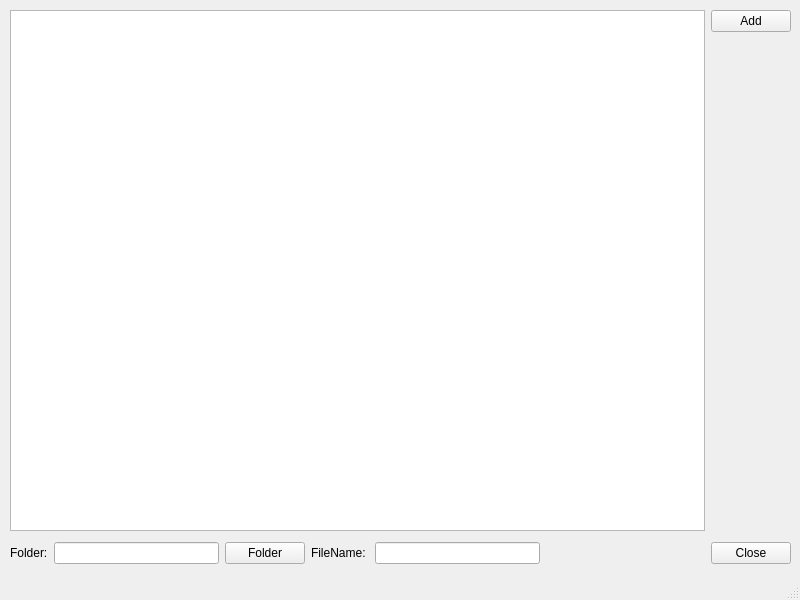
Above: mainwindow.ui from YoshimasaAwata/MakePlayList before the change. Below: the same form after it.
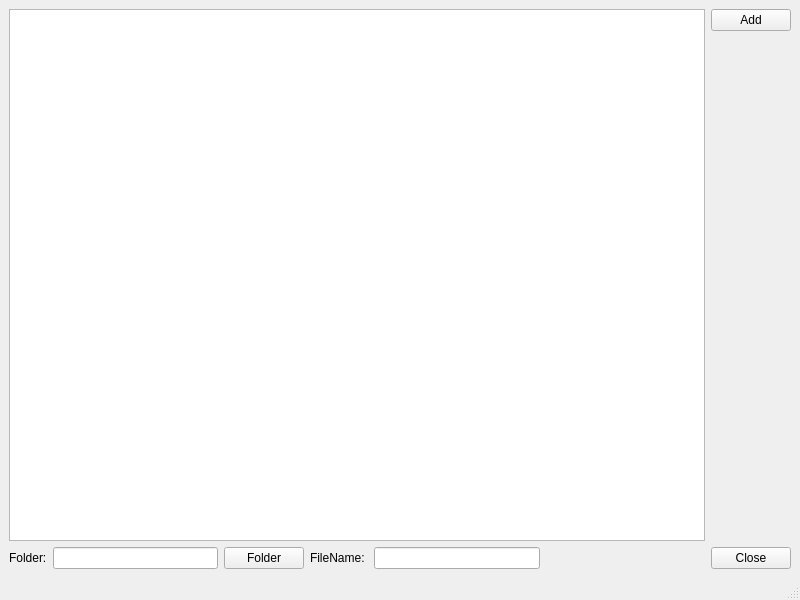
That is the form after the change.

Commit message: ウィンドウのリサイズ時にウィジェットが自動的に再配置するように変更

```diff
--- a/mainwindow.ui
+++ b/mainwindow.ui
@@ -10,19 +10,49 @@
     <height>600</height>
    </rect>
   </property>
+  <property name="minimumSize">
+   <size>
+    <width>640</width>
+    <height>480</height>
+   </size>
+  </property>
   <property name="windowTitle">
    <string>MainWindow</string>
   </property>
   <widget class="QWidget" name="centralwidget">
-   <widget class="QWidget" name="layoutWidget">
-    <property name="geometry">
-     <rect>
-      <x>10</x>
-      <y>540</y>
-      <width>781</width>
-      <height>26</height>
-     </rect>
-    </property>
+   <layout class="QVBoxLayout" name="verticalLayout_2">
+    <item>
+     <layout class="QHBoxLayout" name="horizontalLayout_2">
+      <item>
+       <widget class="QListWidget" name="fileListWidget"/>
+      </item>
+      <item>
+       <layout class="QVBoxLayout" name="verticalLayout">
+        <item>
+         <widget class="QPushButton" name="addButton">
+          <property name="text">
+           <string>Add</string>
+          </property>
+         </widget>
+        </item>
+        <item>
+         <spacer name="verticalSpacer">
+          <property name="orientation">
+           <enum>Qt::Orientation::Vertical</enum>
+          </property>
+          <property name="sizeHint" stdset="0">
+           <size>
+            <width>20</width>
+            <height>40</height>
+           </size>
+          </property>
+         </spacer>
+        </item>
+       </layout>
+      </item>
+     </layout>
+    </item>
+    <item>
     <layout class="QHBoxLayout" name="horizontalLayout">
      <item>
       <widget class="QLabel" name="label">
@@ -76,46 +106,8 @@
       </widget>
      </item>
     </layout>
-   </widget>
-   <widget class="QWidget" name="layoutWidget">
-    <property name="geometry">
-     <rect>
-      <x>10</x>
-      <y>10</y>
-      <width>781</width>
-      <height>521</height>
-     </rect>
-    </property>
-    <layout class="QHBoxLayout" name="horizontalLayout_2">
-     <item>
-      <widget class="QListWidget" name="fileListWidget"/>
-     </item>
-     <item>
-      <layout class="QVBoxLayout" name="verticalLayout">
-       <item>
-        <widget class="QPushButton" name="addButton">
-         <property name="text">
-          <string>Add</string>
-         </property>
-        </widget>
-       </item>
-       <item>
-        <spacer name="verticalSpacer">
-         <property name="orientation">
-          <enum>Qt::Orientation::Vertical</enum>
-         </property>
-         <property name="sizeHint" stdset="0">
-          <size>
-           <width>20</width>
-           <height>40</height>
-          </size>
-         </property>
-        </spacer>
-       </item>
-      </layout>
-     </item>
-    </layout>
-   </widget>
+    </item>
+   </layout>
   </widget>
   <widget class="QStatusBar" name="statusbar"/>
  </widget>
```
Lines whose indentation alone changed are shown as unchanged. The commit also changes 1 other file.
